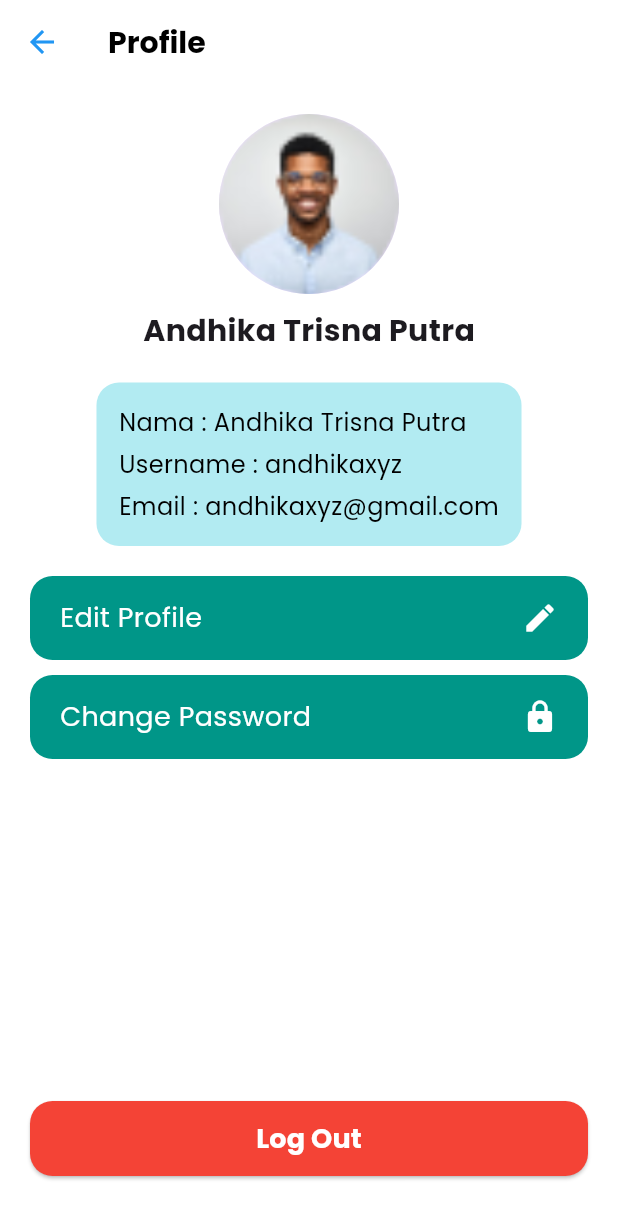
After one commit to Andhikatp30/Driver, a Flutter app: the Profile screen opened directly, on a phone screen of 412 x 824 dp. The commit adds this screen. Shown: the top 1219 px of the screen. Run offline on Flutter 3.47's test engine with Material 3 defaults, Android fonts, the phone set to English and light mode, and no system bars; our stand-ins replace awesome_dialog, google_fonts.

Commit message:
UI profile

```diff
--- a/lib/ui/pages/history/history.dart
+++ b/lib/ui/pages/history/history.dart
@@ -3,7 +3,7 @@ import 'package:google_fonts/google_fonts.dart';
 import 'package:driver/ui/pages/home/home.dart';
 
 class History extends StatelessWidget {
-  const History ({super.key});
+  const History({super.key});
 
   @override
   Widget build(BuildContext context) {
--- a/lib/ui/pages/home/home.dart
+++ b/lib/ui/pages/home/home.dart
@@ -3,6 +3,7 @@ import 'package:flutter/material.dart';
 import 'package:google_fonts/google_fonts.dart';
 import 'package:driver/ui/pages/company/company.dart';
 import 'package:driver/ui/pages/inventory/data.dart';
+import 'package:driver/ui/pages/profile/profile.dart';
 
 class Home extends StatefulWidget {
   const Home({super.key});
@@ -18,7 +19,7 @@ class HomeState extends State<Home> {
     const HomeContent(),
     const DataPengiriman(),
     const History(),
-    const Placeholder(),
+    const Profile(),
   ];
 
   void onItemTapped(int index) {
--- a/lib/ui/pages/loginsign/login.dart
+++ b/lib/ui/pages/loginsign/login.dart
@@ -182,9 +182,9 @@ class _LoginState extends State<Login> {
                             ElevatedButton(
                               onPressed: () {
                                 Navigator.push(
-                                      context,
-                                        MaterialPageRoute(builder: (context) => const Home())
-                                    );
+                                    context,
+                                      MaterialPageRoute(builder: (context) => const Home())
+                                );
                               },
                               style: ElevatedButton.styleFrom(
                                   shape: const StadiumBorder(),
--- /dev/null
+++ b/lib/ui/pages/profile/profile.dart
@@ -0,0 +1,187 @@
+import 'package:driver/ui/pages/home/home.dart';
+import 'package:flutter/material.dart';
+import 'package:google_fonts/google_fonts.dart';
+
+class Profile extends StatelessWidget {
+  const Profile({super.key});
+
+  @override
+  Widget build(BuildContext context) {
+    return Scaffold(
+      appBar: AppBar(
+        title: Text(
+          'Profile',
+          style: GoogleFonts.poppins(
+            textStyle: const TextStyle(
+              fontSize: 20,
+              fontWeight: FontWeight.bold,
+              color: Colors.black,
+            ),
+          ),
+        ),
+        backgroundColor: Colors.white,
+        elevation: 0,
+        leading: IconButton(
+          icon: const Icon(Icons.arrow_back, color: Colors.blue),
+          onPressed: () {
+            // Navigator.pop(context);
+            final homeState = context.findAncestorStateOfType<HomeState>();
+            homeState?.onItemTapped(0);
+          },
+        ),
+      ),
+      backgroundColor: Colors.white,
+      body: Padding(
+        padding: const EdgeInsets.all(20),
+        child: Column(
+          crossAxisAlignment: CrossAxisAlignment.center,
+          children: [
+            const CircleAvatar(
+              radius: 60,
+              backgroundImage: AssetImage('assets/images/avatar.png'),
+              // backgroundColor: Colors.grey,
+              // child: Icon(
+              //   Icons.person,
+              //   size: 60,
+              //   color: Colors.white,
+              // ),
+            ),
+            const SizedBox(height: 10),
+            Text(
+              'Andhika Trisna Putra',
+              style: GoogleFonts.poppins(
+                textStyle: const TextStyle(
+                  fontSize: 20,
+                  fontWeight: FontWeight.bold,
+                ),
+              ),
+            ),
+            const SizedBox(height: 20),
+            Container(
+              padding: const EdgeInsets.all(15),
+              decoration: BoxDecoration(
+                color: const Color(0xFFB2EBF2),
+                borderRadius: BorderRadius.circular(15),
+              ),
+              child: Column(
+                crossAxisAlignment: CrossAxisAlignment.start,
+                children: [
+                  Text(
+                    'Nama : Andhika Trisna Putra',
+                    style: GoogleFonts.poppins(
+                      textStyle: const TextStyle(
+                        fontSize: 16,
+                        color: Colors.black,
+                      ),
+                    ),
+                  ),
+                  const SizedBox(height: 5),
+                  Text(
+                    'Username : andhikaxyz',
+                    style: GoogleFonts.poppins(
+                      textStyle: const TextStyle(
+                        fontSize: 16,
+                        color: Colors.black,
+                      ),
+                    ),
+                  ),
+                  const SizedBox(height: 5),
+                  Text(
+                    'Email : andhikaxyz@gmail.com',
+                    style: GoogleFonts.poppins(
+                      textStyle: const TextStyle(
+                        fontSize: 16,
+                        color: Colors.black,
+                      ),
+                    ),
+                  ),
+                ],
+              ),
+            ),
+            const SizedBox(height: 20),
+            buildProfileButton(
+              context,
+              'Edit Profile',
+              Icons.edit,
+              Colors.teal,
+              onTap: () {
+                // Tambahkan aksi ketika tombol Edit Profile ditekan
+              },
+            ),
+            const SizedBox(height: 10),
+            buildProfileButton(
+              context,
+              'Change Password',
+              Icons.lock,
+              Colors.teal,
+              onTap: () {
+                // Tambahkan aksi ketika tombol Change Password ditekan
+              },
+            ),
+            const Spacer(),
+            ElevatedButton(
+              onPressed: () {
+                // Tambahkan aksi ketika tombol Log Out ditekan
+              },
+              style: ElevatedButton.styleFrom(
+                backgroundColor: Colors.red,
+                shape: RoundedRectangleBorder(
+                  borderRadius: BorderRadius.circular(15),
+                ),
+                minimumSize: const Size(double.infinity, 50),
+              ),
+              child: Text(
+                'Log Out',
+                style: GoogleFonts.poppins(
+                  textStyle: const TextStyle(
+                    fontSize: 18,
+                    color: Colors.white,
+                    fontWeight: FontWeight.bold,
+                  ),
+                ),
+              ),
+            ),
+            const SizedBox(height: 20),
+          ],
+        ),
+      ),
+    );
+  }
+
+  Widget buildProfileButton(
+    BuildContext context,
+    String text,
+    IconData icon,
+    Color color, {
+    VoidCallback? onTap,
+  }) {
+    return GestureDetector(
+      onTap: onTap,
+      child: Container(
+        padding: const EdgeInsets.symmetric(vertical: 15, horizontal: 20),
+        decoration: BoxDecoration(
+          color: color,
+          borderRadius: BorderRadius.circular(15),
+        ),
+        child: Row(
+          mainAxisAlignment: MainAxisAlignment.spaceBetween,
+          children: [
+            Text(
+              text,
+              style: GoogleFonts.poppins(
+                textStyle: const TextStyle(
+                  fontSize: 18,
+                  color: Colors.white,
+                ),
+              ),
+            ),
+            Icon(
+              icon,
+              color: Colors.white,
+            ),
+          ],
+        ),
+      ),
+    );
+  }
+}
```
